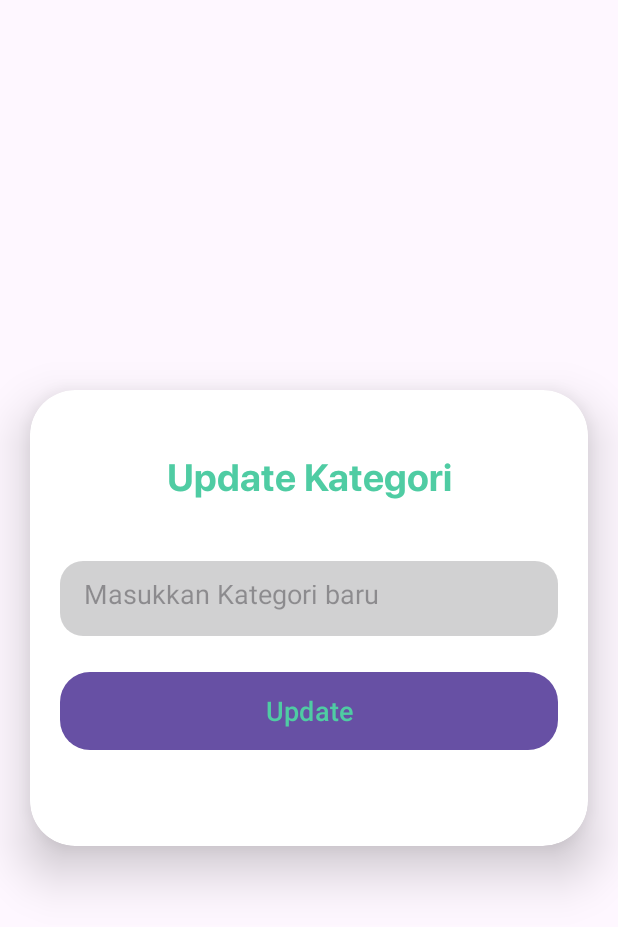
After one commit to ThoriqHanif/Bitebox, an Android app: the UpdateKategoriActivity screen opened directly, with no data from a screen before it, on a phone screen of 412 x 824 dp. The commit adds this screen. Shown: the top 927 px of the screen. Run offline under Robolectric (Android 15) with nearby library versions, the phone set to English and light mode, and no system bars; our stand-ins replace Firebase (no records; nobody signed in at launch, a user with empty details on screens opened directly).

Commit message:
crud kategori

```diff
--- a/app/build.gradle
+++ b/app/build.gradle
@@ -27,6 +27,9 @@ android {
         sourceCompatibility JavaVersion.VERSION_1_8
         targetCompatibility JavaVersion.VERSION_1_8
     }
+    buildFeatures {
+        viewBinding true
+    }
 }
 
 dependencies {
@@ -40,5 +43,6 @@ dependencies {
     androidTestImplementation 'androidx.test.ext:junit:1.1.5'
     androidTestImplementation 'androidx.test.espresso:espresso-core:3.5.1'
     implementation 'com.github.bumptech.glide:glide:4.16.0'
+    implementation 'com.github.clans:fab:1.6.4'
     annotationProcessor('com.github.bumptech.glide:glide:4.16.0')
 }
--- a/app/src/main/AndroidManifest.xml
+++ b/app/src/main/AndroidManifest.xml
@@ -13,7 +13,10 @@
         android:theme="@style/Theme.Bitebox"
         tools:targetApi="31">
         <activity
-            android:name=".KategoriDetailActivity"
+            android:name=".UpdateKategoriActivity"
+            android:exported="false" />
+        <activity
+            android:name=".DetailKategoriActivity"
             android:exported="false" />
         <activity
             android:name=".BottomSheetLayout"
--- a/app/src/main/java/com/thrq/bitebox/KategoriAdapter.java
+++ b/app/src/main/java/com/thrq/bitebox/KategoriAdapter.java
@@ -38,8 +38,11 @@ public class KategoriAdapter extends RecyclerView.Adapter<KategoriViewHolder>{
         holder.recCard.setOnClickListener(new View.OnClickListener() {
             @Override
             public void onClick(View v) {
-                Intent intent = new Intent(context, KategoriDetailActivity.class);
+                Intent intent = new Intent(context, DetailKategoriActivity.class);
                 intent.putExtra("Nama", dataList.get(holder.getAdapterPosition()).getDataNama());
+
+                intent.putExtra("Key",dataList.get(holder.getAdapterPosition()).getKey());
+                context.startActivity(intent);
             }
         });
     }
--- /dev/null
+++ b/app/src/main/java/com/thrq/bitebox/UpdateKategoriActivity.java
@@ -0,0 +1,84 @@
+package com.thrq.bitebox;
+
+import androidx.annotation.NonNull;
+import androidx.appcompat.app.AlertDialog;
+import androidx.appcompat.app.AppCompatActivity;
+
+import android.content.Intent;
+import android.os.Bundle;
+import android.view.View;
+import android.widget.Button;
+import android.widget.EditText;
+import android.widget.Toast;
+
+import com.google.android.gms.tasks.OnCompleteListener;
+import com.google.android.gms.tasks.OnFailureListener;
+import com.google.android.gms.tasks.Task;
+import com.google.firebase.database.DatabaseReference;
+import com.google.firebase.database.FirebaseDatabase;
+
+public class UpdateKategoriActivity extends AppCompatActivity {
+
+    Button updateButton;
+    EditText updateNama;
+    String nama, key;
+    DatabaseReference databaseReference;
+
+    @Override
+    protected void onCreate(Bundle savedInstanceState) {
+        super.onCreate(savedInstanceState);
+        setContentView(R.layout.activity_update_kategori);
+
+        updateButton = findViewById(R.id.updateButton);
+        updateNama = findViewById(R.id.updateNama);
+
+        Bundle bundle = getIntent().getExtras();
+        if (bundle != null) {
+            updateNama.setText(bundle.getString("Nama"));
+            key = bundle.getString("Key");
+        }
+        databaseReference = FirebaseDatabase.getInstance().getReference("Kategori").child(key);
+
+        updateButton.setOnClickListener(new View.OnClickListener() {
+            @Override
+            public void onClick(View view) {
+                saveData();
+                Intent intent = new Intent(UpdateKategoriActivity.this, MainActivity.class);
+                startActivity(intent);
+            }
+        });
+    }
+
+    public void saveData(){
+        AlertDialog.Builder builder = new AlertDialog.Builder(UpdateKategoriActivity.this);
+        builder.setCancelable(false);
+        builder.setView(R.layout.progress_layout);
+        AlertDialog dialog = builder.create();
+        dialog.show();
+        updateData();
+        dialog.dismiss();
+    }
+
+    public void updateData() {
+
+
+        nama = updateNama.getText().toString().trim();
+        KategoriClass kategoriClass = new KategoriClass(nama);
+
+
+        databaseReference.setValue(kategoriClass).addOnCompleteListener(new OnCompleteListener<Void>() {
+            @Override
+            public void onComplete(@NonNull Task<Void> task) {
+                if (task.isSuccessful()) {
+                    Toast.makeText(UpdateKategoriActivity.this, "Berhasil Update Kategori", Toast.LENGTH_SHORT).show();
+                    finish();
+                }
+            }
+        }).addOnFailureListener(new OnFailureListener() {
+            @Override
+            public void onFailure(@NonNull Exception e) {
+                Toast.makeText(UpdateKategoriActivity.this, e.getMessage().toString(), Toast.LENGTH_SHORT).show();
+            }
+        });
+    }
+}
--- /dev/null
+++ b/app/src/main/res/drawable/round_delete_24.xml
@@ -0,0 +1,5 @@
+<vector android:height="24dp" android:tint="#E82323"
+    android:viewportHeight="24" android:viewportWidth="24"
+    android:width="24dp" xmlns:android="http://schemas.android.com/apk/res/android">
+    <path android:fillColor="@android:color/white" android:pathData="M6,19c0,1.1 0.9,2 2,2h8c1.1,0 2,-0.9 2,-2V9c0,-1.1 -0.9,-2 -2,-2H8c-1.1,0 -2,0.9 -2,2v10zM18,4h-2.5l-0.71,-0.71c-0.18,-0.18 -0.44,-0.29 -0.7,-0.29H9.91c-0.26,0 -0.52,0.11 -0.7,0.29L8.5,4H6c-0.55,0 -1,0.45 -1,1s0.45,1 1,1h12c0.55,0 1,-0.45 1,-1s-0.45,-1 -1,-1z"/>
+</vector>
--- /dev/null
+++ b/app/src/main/res/drawable/round_edit_24.xml
@@ -0,0 +1,5 @@
+<vector android:height="24dp" android:tint="#E87823"
+    android:viewportHeight="24" android:viewportWidth="24"
+    android:width="24dp" xmlns:android="http://schemas.android.com/apk/res/android">
+    <path android:fillColor="@android:color/white" android:pathData="M3,17.46v3.04c0,0.28 0.22,0.5 0.5,0.5h3.04c0.13,0 0.26,-0.05 0.35,-0.15L17.81,9.94l-3.75,-3.75L3.15,17.1c-0.1,0.1 -0.15,0.22 -0.15,0.36zM20.71,7.04c0.39,-0.39 0.39,-1.02 0,-1.41l-2.34,-2.34c-0.39,-0.39 -1.02,-0.39 -1.41,0l-1.83,1.83 3.75,3.75 1.83,-1.83z"/>
+</vector>
--- /dev/null
+++ b/app/src/main/res/drawable/round_format_list_bulleted_24.xml
@@ -0,0 +1,5 @@
+<vector android:autoMirrored="true" android:height="24dp"
+    android:tint="#4FCCA3" android:viewportHeight="24"
+    android:viewportWidth="24" android:width="24dp" xmlns:android="http://schemas.android.com/apk/res/android">
+    <path android:fillColor="@android:color/white" android:pathData="M4,10.5c-0.83,0 -1.5,0.67 -1.5,1.5s0.67,1.5 1.5,1.5 1.5,-0.67 1.5,-1.5 -0.67,-1.5 -1.5,-1.5zM4,4.5c-0.83,0 -1.5,0.67 -1.5,1.5S3.17,7.5 4,7.5 5.5,6.83 5.5,6 4.83,4.5 4,4.5zM4,16.5c-0.83,0 -1.5,0.68 -1.5,1.5s0.68,1.5 1.5,1.5 1.5,-0.68 1.5,-1.5 -0.67,-1.5 -1.5,-1.5zM8,19h12c0.55,0 1,-0.45 1,-1s-0.45,-1 -1,-1L8,17c-0.55,0 -1,0.45 -1,1s0.45,1 1,1zM8,13h12c0.55,0 1,-0.45 1,-1s-0.45,-1 -1,-1L8,11c-0.55,0 -1,0.45 -1,1s0.45,1 1,1zM7,6c0,0.55 0.45,1 1,1h12c0.55,0 1,-0.45 1,-1s-0.45,-1 -1,-1L8,5c-0.55,0 -1,0.45 -1,1z"/>
+</vector>
--- /dev/null
+++ b/app/src/main/res/layout/activity_update_kategori.xml
@@ -0,0 +1,94 @@
+<?xml version="1.0" encoding="utf-8"?>
+<ScrollView
+    xmlns:android="http://schemas.android.com/apk/res/android"
+    xmlns:app="http://schemas.android.com/apk/res-auto"
+    xmlns:tools="http://schemas.android.com/tools"
+    android:layout_width="match_parent"
+    android:layout_height="match_parent"
+    android:orientation="vertical"
+    tools:context=".UpdateKategoriActivity">
+
+    <androidx.cardview.widget.CardView
+        android:layout_width="match_parent"
+        android:layout_height="wrap_content"
+        android:layout_marginEnd="20dp"
+        android:layout_marginStart="20dp"
+        app:cardCornerRadius="30dp"
+        android:layout_gravity="center"
+        app:cardElevation="20dp">
+
+        <LinearLayout
+            android:layout_width="match_parent"
+            android:layout_height="wrap_content"
+            android:orientation="vertical"
+            android:layout_gravity="center_horizontal"
+            android:padding="20dp">
+
+            <TextView
+                android:layout_width="match_parent"
+                android:layout_height="wrap_content"
+                android:text="Update Kategori"
+                android:textSize="25sp"
+                android:layout_marginTop="20dp"
+                android:textStyle="bold"
+                android:fontFamily="@font/sfprobold"
+                android:textAlignment="center"
+                android:textColor="@color/name_text"/>
+
+<!--            <ImageView-->
+<!--                android:layout_width="match_parent"-->
+<!--                android:layout_height="200dp"-->
+<!--                android:src="@drawable/uploadimg"-->
+<!--                android:id="@+id/updateImage"-->
+<!--                android:layout_marginTop="10dp"-->
+<!--                android:scaleType="fitXY"/>-->
+
+            <EditText
+                android:layout_width="match_parent"
+                android:layout_height="50dp"
+                android:id="@+id/updateNama"
+                android:background="@drawable/round_form"
+                android:layout_marginTop="40dp"
+                android:padding="16dp"
+                android:hint="Masukkan Kategori baru"
+                android:gravity="start|center_vertical"
+                android:textColor="@color/name_text"/>
+
+<!--            <EditText-->
+<!--                android:layout_width="match_parent"-->
+<!--                android:layout_height="80dp"-->
+<!--                android:id="@+id/updateDesc"-->
+<!--                android:background="@drawable/lavender_border"-->
+<!--                android:layout_marginTop="20dp"-->
+<!--                android:padding="16dp"-->
+<!--                android:hint="Enter description"-->
+<!--                android:gravity="start|center_vertical"-->
+<!--                android:textColor="@color/lavender"/>-->
+
+<!--            <EditText-->
+<!--                android:layout_width="match_parent"-->
+<!--                android:layout_height="60dp"-->
+<!--                android:id="@+id/updateLang"-->
+<!--                android:background="@drawable/lavender_border"-->
+<!--                android:layout_marginTop="20dp"-->
+<!--                android:padding="16dp"-->
+<!--                android:hint="Enter language"-->
+<!--                android:gravity="start|center_vertical"-->
+<!--                android:textColor="@color/lavender"/>-->
+
+            <Button
+                android:layout_width="match_parent"
+                android:layout_height="60dp"
+                android:text="Update"
+                android:id="@+id/updateButton"
+                android:textSize="18sp"
+                android:layout_marginTop="20dp"
+                android:textColor="@color/name_text"
+                app:cornerRadius = "20dp"
+                android:layout_marginBottom="40dp"/>
+
+        </LinearLayout>
+
+    </androidx.cardview.widget.CardView>
+
+</ScrollView>
--- /dev/null
+++ b/app/src/main/res/values-land/dimens.xml
@@ -0,0 +1,3 @@
+<resources>
+    <dimen name="fab_margin">48dp</dimen>
+</resources>
--- /dev/null
+++ b/app/src/main/res/values-v23/themes.xml
@@ -0,0 +1,9 @@
+<resources xmlns:tools="http://schemas.android.com/tools">
+
+    <style name="Theme.Bitebox" parent="Base.Theme.Bitebox">
+        <!-- Transparent system bars for edge-to-edge. -->
+        <item name="android:navigationBarColor">@android:color/transparent</item>
+        <item name="android:statusBarColor">@android:color/transparent</item>
+        <item name="android:windowLightStatusBar">?attr/isLightTheme</item>
+    </style>
+</resources>
--- /dev/null
+++ b/app/src/main/res/values-w1240dp/dimens.xml
@@ -0,0 +1,3 @@
+<resources>
+    <dimen name="fab_margin">200dp</dimen>
+</resources>
--- /dev/null
+++ b/app/src/main/res/values-w600dp/dimens.xml
@@ -0,0 +1,3 @@
+<resources>
+    <dimen name="fab_margin">48dp</dimen>
+</resources>
--- /dev/null
+++ b/app/src/main/res/values/dimens.xml
@@ -0,0 +1,3 @@
+<resources>
+    <dimen name="fab_margin">16dp</dimen>
+</resources>
--- a/app/src/main/res/values/themes.xml
+++ b/app/src/main/res/values/themes.xml
@@ -21,4 +21,9 @@
         <item name="cornerFamily">rounded</item>
         <item name="cornerSize">50%</item>
     </style>
+    <!-- Base application theme. -->
+    <style name="Base.Theme.Bitebox" parent="Theme.Material3.DayNight.NoActionBar">
+        <!-- Customize your light theme here. -->
+        <!-- <item name="colorPrimary">@color/my_light_primary</item> -->
+    </style>
 </resources>
```
Also changed, not shown: app/src/main/java/com/thrq/bitebox/DetailKategoriActivity.java (added, +104 -0 lines), app/src/main/java/com/thrq/bitebox/KategoriDetailActivity.java (deleted, +0 -14 lines), app/src/main/res/layout/activity_detail_kategori.xml (added, +114 -0 lines), app/src/main/res/values/strings.xml (+43 -0 lines).
